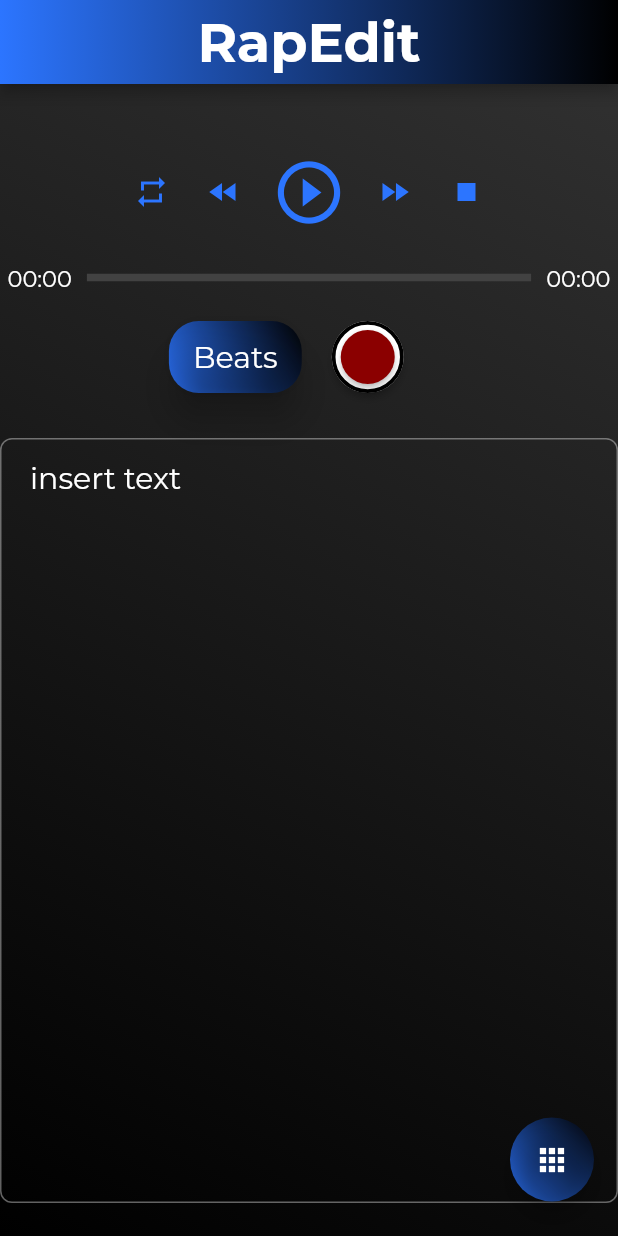
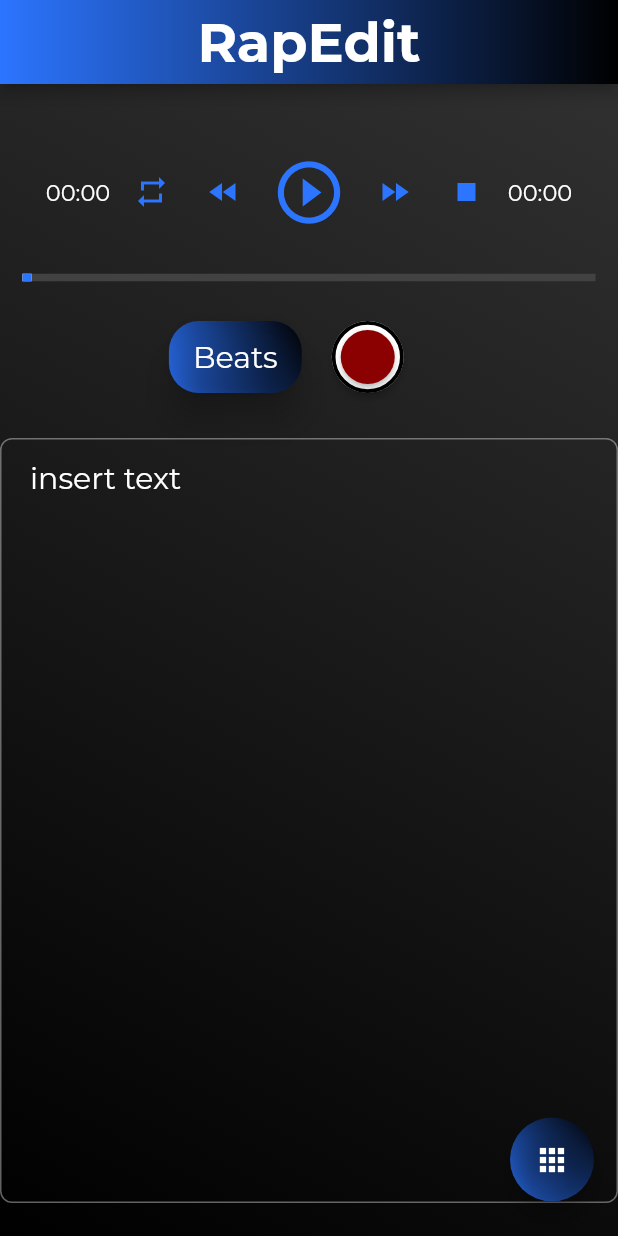
Before and after one commit to Catonzio/rap_edit, a Flutter app: the TabbedLoading screen opened by its route, after a tap on the "home" icon, on a phone screen of 412 x 824 dp. Run offline on Flutter 3.47's test engine with Material 2 defaults, Android fonts, the light colour scheme and no system bars; our stand-ins replace audioplayers, file_picker, gradient_app_bar, permission_handler, shared_preferences; missing offline and left inert: flutter_audio_recorder, share_extend, youtube_explode_dart; accounts and stored records are empty; project files that could hold a hidden picture were left out.

Commit message:
ora lo slider funziona

```diff
--- a/lib/audioplayer/AudioPlayerController.dart
+++ b/lib/audioplayer/AudioPlayerController.dart
@@ -8,12 +8,12 @@ class AudioPlayerController extends ChangeNotifier {
 
   static AudioPlayer player;
   static AudioCache cache;
+  String previousSongPath;
   AudioPlayerState playerState;
   Duration duration;
   Duration position;
   RangeValues rangeValues;
   bool loopSelected;
-  String previousSongPath;
 
   void initPlayer() {
     loopSelected = loopSelected??true;
@@ -36,7 +36,6 @@ class AudioPlayerController extends ChangeNotifier {
       player.onDurationChanged.listen((Duration d) {
         duration = d;
         if(rangeValues == RangeValues(0,0)
-            //|| rangeValues.end > durationSeconds()
             || previousSongPath == null
             || previousSongPath != SongSingleton.instance.beatPath) {
           rangeValues = RangeValues(0, durationSeconds());
@@ -47,7 +46,8 @@ class AudioPlayerController extends ChangeNotifier {
 
       player.onAudioPositionChanged.listen((Duration p) {
           position = p;
-          if (positionSeconds() >= rangeValues.end) {
+          if (positionSeconds() >= rangeValues.end || positionSeconds() >= durationSeconds()) {
+            debugPrint("Start: ${rangeValues.start}");
             seekToSecond(rangeValues.start.toInt());
             if(!loopSelected)
               pauseSong();
@@ -64,7 +64,7 @@ class AudioPlayerController extends ChangeNotifier {
   }
 
   String getSongName() {
-    return "";
+    return SongSingleton.instance.getName();
   }
 
   fastMoving(int i) {
--- a/lib/audioplayer/AudioPlayerSlider.dart
+++ b/lib/audioplayer/AudioPlayerSlider.dart
@@ -4,6 +4,7 @@ import 'package:rap_edit/models/SongSingleton.dart';
 import 'package:rap_edit/support/MyColors.dart';
 
 import 'AudioPlayerController.dart';
+import 'CstmShapes.dart';
 
 class AudioPlayerSlider extends StatefulWidget {
 
@@ -26,15 +27,15 @@ class AudioPlayerSliderState extends State<AudioPlayerSlider> {
             inactiveTrackColor: MyColors.softGrey,
             activeTrackColor: MyColors.textColor,
             thumbColor: MyColors.electricBlue,
-            rangeThumbShape: MySliderThumb(),
+            rangeThumbShape: CstmSliderThumb(),
             valueIndicatorColor: MyColors.darkGrey,
-            rangeTrackShape: MySliderTrackShape(
+            rangeTrackShape: CstmSliderTrackShape(
                 sliderRangeValues: widget.controller.rangeValues,
                 position: widget.controller.positionSeconds(),
                 duration: widget.controller.durationSeconds()
             ),
           ),
-          child: SongSingleton.instance.beatPath != null
+          child: SongSingleton.instance.beatPath != null && widget.controller.durationSeconds() != 0
               ? RangeSlider(
             values: widget.controller.rangeValues,
             min: 0.0,
@@ -78,144 +79,3 @@ class AudioPlayerSliderState extends State<AudioPlayerSlider> {
   }
 
 }
-
-class MySliderTrackShape extends RangeSliderTrackShape {
-
-  final RangeValues sliderRangeValues;
-  final double position;
-  final double duration;
-
-  static double myOffsetDx;
-  static double myTrackWidth;
-
-  MySliderTrackShape({
-    Key key,
-    @required this.sliderRangeValues,
-    @required this.position,
-    @required this.duration
-  });
-
-
-  @override
-  Rect getPreferredRect({RenderBox parentBox, Offset offset = Offset.zero, SliderThemeData sliderTheme, bool isEnabled, bool isDiscrete}) {
-    if(MySliderTrackShape.myOffsetDx == null)
-      MySliderTrackShape.myOffsetDx = offset.dx;
-
-    final double thumbWidth =
-        sliderTheme.rangeThumbShape.getPreferredSize(true, isDiscrete).width + 20;
-    final double trackHeight = sliderTheme.trackHeight;
-    assert(thumbWidth >= 0);
-    assert(trackHeight >= 0);
-    assert(parentBox.size.width >= thumbWidth);
-    assert(parentBox.size.height >= trackHeight);
-
-    final double trackLeft = myOffsetDx + thumbWidth / 2;
-    final double trackTop =
-        offset.dy + (parentBox.size.height - trackHeight) / 2;
-    final double trackWidth = parentBox.size.width - thumbWidth;
-    return Rect.fromLTWH(trackLeft, trackTop, trackWidth, trackHeight);
-  }
-
-  @override
-  void paint(PaintingContext context, Offset offset, {RenderBox parentBox, SliderThemeData sliderTheme, Animation<double> enableAnimation, Offset startThumbCenter, Offset endThumbCenter, bool isEnabled, bool isDiscrete, TextDirection textDirection}) {
-    assert(sliderTheme.trackHeight != 0);
-
-    if(myOffsetDx == null)
-      myOffsetDx = offset.dx;
-
-    //width of the thumb
-    final double thumbWidth =
-        sliderTheme.rangeThumbShape.getPreferredSize(true, isDiscrete).width + 20;
-
-    final Rect trackRect = getPreferredRect(
-      parentBox: parentBox,
-      offset: offset,
-      sliderTheme: sliderTheme,
-      isEnabled: isEnabled,
-      isDiscrete: isDiscrete,
-    );
-
-    if(myTrackWidth == null)
-      myTrackWidth = trackRect.width;
-
-    //4.8 is an empirical value; this is the dy position where the slider should be
-    final double trackDyPosition = offset.dy + trackRect.height * 4.8;
-
-    final Paint inactivePaint = Paint()
-      ..color = sliderTheme.inactiveTrackColor
-      ..style = PaintingStyle.fill
-      ..strokeWidth = 5.0;
-
-    final Paint activePaint = Paint()
-      ..color = sliderTheme.activeTrackColor
-      ..style = PaintingStyle.fill
-      ..strokeWidth = 5.0;
-
-    final Paint positionPaint = Paint()
-      ..color = MyColors.electricBlue
-      ..style = PaintingStyle.fill
-      ..strokeWidth = 5.0;
-
-    //starting and ending points of the inactive track
-    Offset initInactivePoint = Offset(myOffsetDx + thumbWidth / 2, trackDyPosition);
-    Offset endInactivePoint = Offset(myOffsetDx + myTrackWidth + thumbWidth / 2, trackDyPosition);
-    debugPrint("TrackRect.width: $myTrackWidth | ThumbWidth: $thumbWidth");
-    //factor with which every active line is multiplied; it needs to normalize the length to the duration of the song
-    double scalarFactor = duration != 0
-                          ? (endInactivePoint.dx - initInactivePoint.dx) / duration
-                          : 0.0;
-
-    //starting and ending points of the active track
-    Offset initActivePoint = Offset(initInactivePoint.dx + sliderRangeValues.start * scalarFactor, trackDyPosition);
-    Offset endActivePoint = Offset(initActivePoint.dx + (sliderRangeValues.end - sliderRangeValues.start)*scalarFactor, trackDyPosition);
-
-    //starting and ending points of the position track
-    Offset initPositionPoint = Offset(initActivePoint.dx , trackDyPosition);
-    Offset endPositionPoint = Offset(initInactivePoint.dx + (position)*scalarFactor, trackDyPosition);
-
-    context.canvas.drawLine(initInactivePoint, endInactivePoint, inactivePaint);
-    context.canvas.drawLine(initActivePoint, endActivePoint, activePaint);
-    context.canvas.drawLine(initPositionPoint, endPositionPoint, positionPaint);
-    //debugPrint("InitPosition ${initPositionPoint.dx} | EndPosition ${endPositionPoint.dx}");
-  }
-}
-
-class MySliderThumb extends RangeSliderThumbShape {
-  final double thumbRadius = 8.0;
-
-  @override
-  Size getPreferredSize(bool isEnabled, bool isDiscrete) {
-    return Size(0.1,0.1);
-  }
-
-  @override
-  void paint(PaintingContext context, Offset center,
-      {Animation<double> activationAnimation, Animation<double> enableAnimation, bool isDiscrete,
-        bool isEnabled, bool isOnTop, TextDirection textDirection, SliderThemeData sliderTheme, Thumb thumb}) {
-    final Canvas canvas = context.canvas;
-
-    debugPrint("Center: ${center.dx}");
-    final rect = Rect.fromCenter(center: center, width: 5.0, height: 20.0);
-
-    final rrect = RRect.fromRectAndRadius(
-      Rect.fromPoints(
-        Offset(rect.left - 1, rect.top),
-        Offset(rect.right + 1, rect.bottom),
-      ),
-      Radius.circular(thumbRadius - 2),
-    );
-
-    final fillPaint = Paint()
-      ..color = sliderTheme.thumbColor
-      ..style = PaintingStyle.fill;
-
-    final borderPaint = Paint()
-      ..color = MyColors.darkGrey
-      ..strokeWidth = 2
-      ..style = PaintingStyle.stroke;
-
-    canvas.drawRRect(rrect, fillPaint);
-    canvas.drawRRect(rrect, borderPaint);
-  }
-
-}
--- a/lib/audioplayer/AudioPlayerWidget.dart
+++ b/lib/audioplayer/AudioPlayerWidget.dart
@@ -139,6 +139,14 @@ class AudioPlayerWidgetState extends State<AudioPlayerWidget> with WidgetsBindin
                 crossAxisAlignment: CrossAxisAlignment.center,
                 mainAxisAlignment: MainAxisAlignment.center,
                 children: <Widget>[
+                  Container(
+                    width: 50,
+                    child: Text(
+                      controller.getDurationFormatted(controller.position),
+                      style: textStyle,
+                      textAlign: TextAlign.center,
+                    ),
+                  ),
                   IconButton(
                     icon: Icon(Icons.repeat, color: controller.loopSelected ? MyColors.primaryColor : MyColors.secondaryColor),
                     onPressed: () => { setLoop(controller) },
@@ -159,6 +167,14 @@ class AudioPlayerWidgetState extends State<AudioPlayerWidget> with WidgetsBindin
                   IconButton(
                     icon: Icon(Icons.stop, color: MyColors.primaryColor),
                     onPressed: () => { stopSong(controller) },
+                  ),
+                  Container(
+                    width: 50,
+                    child: Text(
+                      controller.getDurationFormatted(controller.duration),
+                      style: textStyle,
+                      textAlign: TextAlign.center,
+                    ),
                   )
                 ],
               ),
@@ -167,15 +183,9 @@ class AudioPlayerWidgetState extends State<AudioPlayerWidget> with WidgetsBindin
                 crossAxisAlignment: CrossAxisAlignment.center,
                 mainAxisAlignment: MainAxisAlignment.center,
                 children: <Widget>[
-                  Text(
-                    controller.getDurationFormatted(controller.position),
-                    style: textStyle,
-                  ),
+                  Container(width: 10,),
                   AudioPlayerSlider(controller),
-                  Text(
-                    controller.getDurationFormatted(controller.duration),
-                    style: textStyle,
-                  ),
+                  Container(width: 10,),
                 ],
               ),
             ],
--- /dev/null
+++ b/lib/audioplayer/CstmShapes.dart
@@ -0,0 +1,136 @@
+import 'dart:ui';
+
+import 'package:flutter/material.dart';
+import 'package:rap_edit/support/MyColors.dart';
+
+class CstmSliderTrackShape extends RangeSliderTrackShape {
+
+  final RangeValues sliderRangeValues;
+  final double position;
+  final double duration;
+
+  CstmSliderTrackShape({
+    Key key,
+    @required this.sliderRangeValues,
+    @required this.position,
+    @required this.duration
+  });
+
+
+  @override
+  Rect getPreferredRect({RenderBox parentBox, Offset offset = Offset.zero, SliderThemeData sliderTheme, bool isEnabled, bool isDiscrete}) {
+
+    final double thumbWidth =
+        sliderTheme.rangeThumbShape.getPreferredSize(true, isDiscrete).width;
+    final double trackHeight = sliderTheme.trackHeight;
+    assert(thumbWidth >= 0);
+    assert(trackHeight >= 0);
+    assert(parentBox.size.width >= thumbWidth);
+    assert(parentBox.size.height >= trackHeight);
+
+    final double trackLeft = offset.dx + thumbWidth;
+    final double trackTop =
+        offset.dy + (parentBox.size.height - trackHeight) / 2;
+    final double trackWidth = parentBox.size.width - thumbWidth*2;
+    return Rect.fromLTWH(trackLeft, trackTop, trackWidth, trackHeight);
+  }
+
+  @override
+  void paint(PaintingContext context, Offset offset, {RenderBox parentBox, SliderThemeData sliderTheme, Animation<double> enableAnimation, Offset startThumbCenter, Offset endThumbCenter, bool isEnabled, bool isDiscrete, TextDirection textDirection}) {
+    assert(sliderTheme.trackHeight != 0);
+
+    //width of the thumb
+    final double thumbWidth =
+        sliderTheme.rangeThumbShape.getPreferredSize(true, isDiscrete).width;
+
+    final Rect trackRect = getPreferredRect(
+      parentBox: parentBox,
+      offset: offset,
+      sliderTheme: sliderTheme,
+      isEnabled: isEnabled,
+      isDiscrete: isDiscrete,
+    );
+
+    //4.8 is an empirical value; this is the dy position where the slider should be
+    final double trackDyPosition = offset.dy + trackRect.height * 4.8;
+
+    final Paint inactivePaint = Paint()
+      ..color = sliderTheme.inactiveTrackColor
+      ..style = PaintingStyle.fill
+      ..strokeWidth = 5.0;
+
+    final Paint activePaint = Paint()
+      ..color = sliderTheme.activeTrackColor
+      ..style = PaintingStyle.fill
+      ..strokeWidth = 5.0;
+
+    final Paint positionPaint = Paint()
+      ..color = MyColors.electricBlue
+      ..style = PaintingStyle.fill
+      ..strokeWidth = 5.0;
+
+    //starting and ending points of the inactive track
+    Offset initInactivePoint = Offset(offset.dx, trackDyPosition);
+    Offset endInactivePoint = Offset(offset.dx + parentBox.size.width, trackDyPosition);
+
+    //factor with which every active line is multiplied; it needs to normalize the length to the duration of the song
+
+    //starting and ending points of the active track
+    Offset initActivePoint = Offset(startThumbCenter.dx + thumbWidth, trackDyPosition);
+    Offset endActivePoint = Offset(endThumbCenter.dx - thumbWidth, trackDyPosition);
+
+    double scalarFactor = duration != 0
+        ? ((endInactivePoint.dx - thumbWidth) - (initInactivePoint.dx + thumbWidth)) / duration
+        : 0.0;
+
+    //starting and ending points of the position track
+    Offset initPositionPoint = Offset(initActivePoint.dx, trackDyPosition);
+    Offset endPositionPoint = Offset(initInactivePoint.dx + (position)*scalarFactor, trackDyPosition);
+
+    context.canvas.drawLine(initInactivePoint, endInactivePoint, inactivePaint);
+    context.canvas.drawLine(initActivePoint, endActivePoint, activePaint);
+    context.canvas.drawLine(initPositionPoint, endPositionPoint, positionPaint);
+  }
+}
+
+class CstmSliderThumb extends RangeSliderThumbShape {
+  final double thumbRadius = 8.0;
+  final double thumbWidth = 3.0;
+  final double thumbHeigth = 20.0;
+
+  @override
+  Size getPreferredSize(bool isEnabled, bool isDiscrete) {
+    return Size(thumbWidth, thumbHeigth);
+  }
+
+  @override
+  void paint(PaintingContext context, Offset center,
+      {Animation<double> activationAnimation, Animation<double> enableAnimation, bool isDiscrete,
+        bool isEnabled, bool isOnTop, TextDirection textDirection, SliderThemeData sliderTheme, Thumb thumb}) {
+
+    final Canvas canvas = context.canvas;
+
+    final rect = Rect.fromCenter(center: center, width: thumbWidth, height: thumbHeigth);
+
+    final rrect = RRect.fromRectAndRadius(
+      Rect.fromPoints(
+        Offset(rect.left - 1, rect.top),
+        Offset(rect.right + 1, rect.bottom),
+      ),
+      Radius.circular(thumbRadius - 2),
+    );
+
+    final fillPaint = Paint()
+      ..color = sliderTheme.thumbColor
+      ..style = PaintingStyle.fill;
+
+    final borderPaint = Paint()
+      ..color = MyColors.darkGrey
+      ..strokeWidth = 2
+      ..style = PaintingStyle.stroke;
+
+    canvas.drawRRect(rrect, fillPaint);
+    canvas.drawRRect(rrect, borderPaint);
+  }
+
+}
--- a/lib/models/SongSingleton.dart
+++ b/lib/models/SongSingleton.dart
@@ -15,17 +15,23 @@ class SongSingleton {
 
   /// Returns the name of the currentSong (without extension)
   String getName() {
+    String name;
     if(beatPath != null) {
       if(beatPath.endsWith("mp3") || beatPath.endsWith("mp4"))
-        return beatPath.substring(beatPath.lastIndexOf("/") + 1, beatPath.lastIndexOf(".mp")).toLowerCase();
+        name = beatPath.substring(beatPath.lastIndexOf("/") + 1, beatPath.lastIndexOf(".mp")).toLowerCase();
       else if(beatPath.endsWith("wav"))
-        return beatPath.substring(beatPath.lastIndexOf("/") + 1, beatPath.lastIndexOf(".wav")).toLowerCase();
-      else if(beatPath.startsWith("/"))
-        return "";
+        name = beatPath.substring(beatPath.lastIndexOf("/") + 1, beatPath.lastIndexOf(".wav")).toLowerCase();
+      else if(beatPath.startsWith("https://"))
+        name = "YouTube video";
       else
-        return beatPath.substring(beatPath.indexOf("/") + 1);
+        name = beatPath.substring(beatPath.indexOf("/") + 1);
     }
     else
-      return "";
+      name = "";
+    if(name != null && name.isNotEmpty) {
+      if(name.contains("_"))
+        name = name.replaceAll("_", " ");
+    }
+    return name;
   }
 }
```
